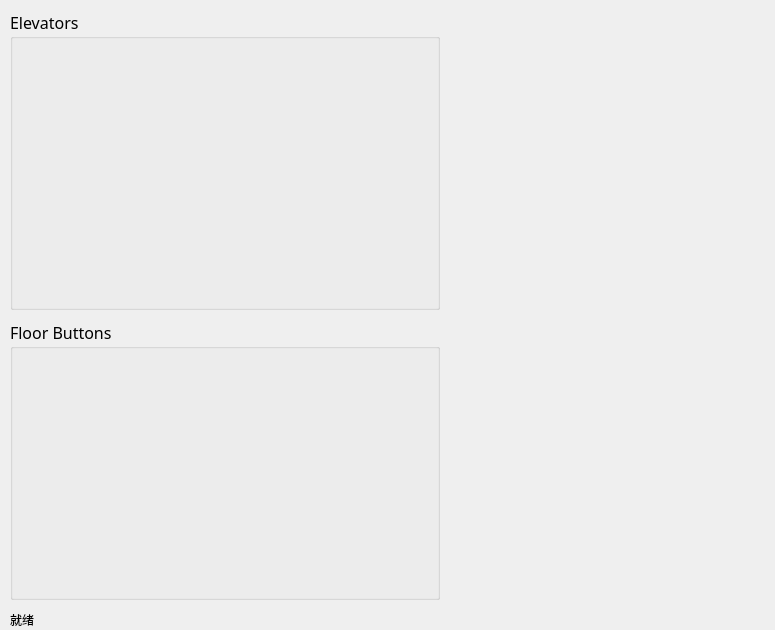
BlackCheck/TC_OS_Homework-elevator_simulation, file src/controller.ui: the form before one commit.
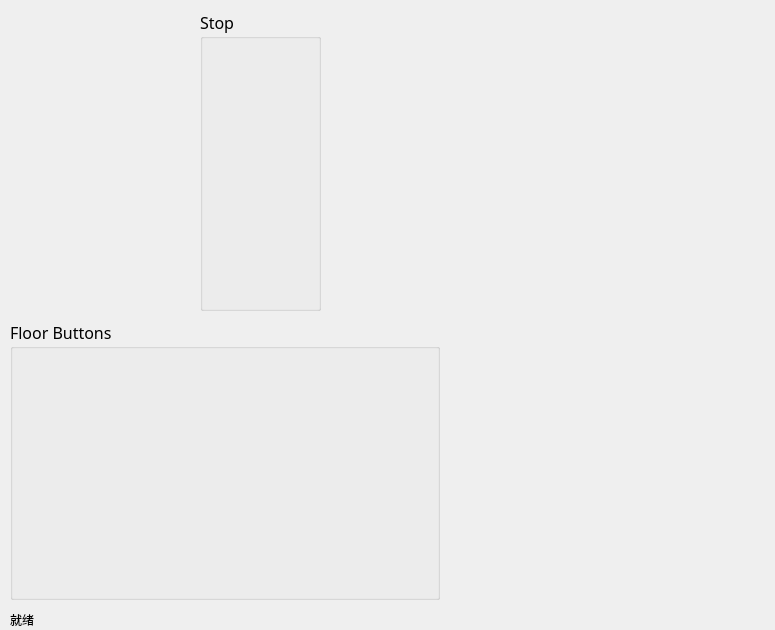
The form after the commit.

```diff
--- a/src/controller.ui
+++ b/src/controller.ui
@@ -25,19 +25,6 @@
   <property name="windowTitle">
    <string>Building</string>
   </property>
-  <widget class="QGroupBox" name="groupBox_eles">
-   <property name="geometry">
-    <rect>
-     <x>10</x>
-     <y>10</y>
-     <width>430</width>
-     <height>300</height>
-    </rect>
-   </property>
-   <property name="title">
-    <string>Elevators</string>
-   </property>
-  </widget>
   <widget class="QGroupBox" name="groupBox_btns">
    <property name="geometry">
     <rect>
@@ -70,6 +57,19 @@
     <string>就绪</string>
    </property>
   </widget>
+  <widget class="QGroupBox" name="groupBox_stop_btns">
+   <property name="geometry">
+    <rect>
+     <x>200</x>
+     <y>10</y>
+     <width>121</width>
+     <height>301</height>
+    </rect>
+   </property>
+   <property name="title">
+    <string>Stop</string>
+   </property>
+  </widget>
  </widget>
  <resources/>
  <connections/>
```
